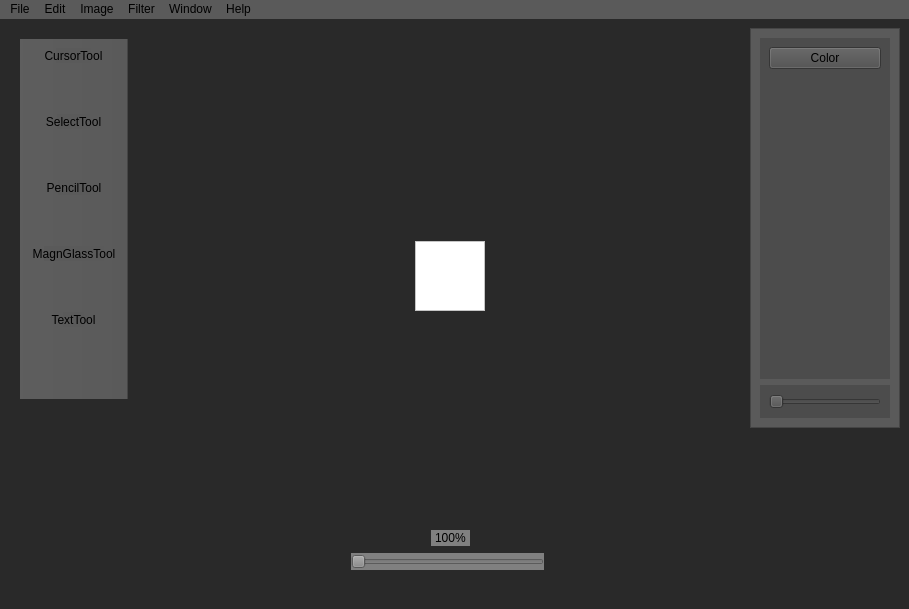
Qt form dev/ui2.ui (Knuti-exe/fileroo-project) before a commit.
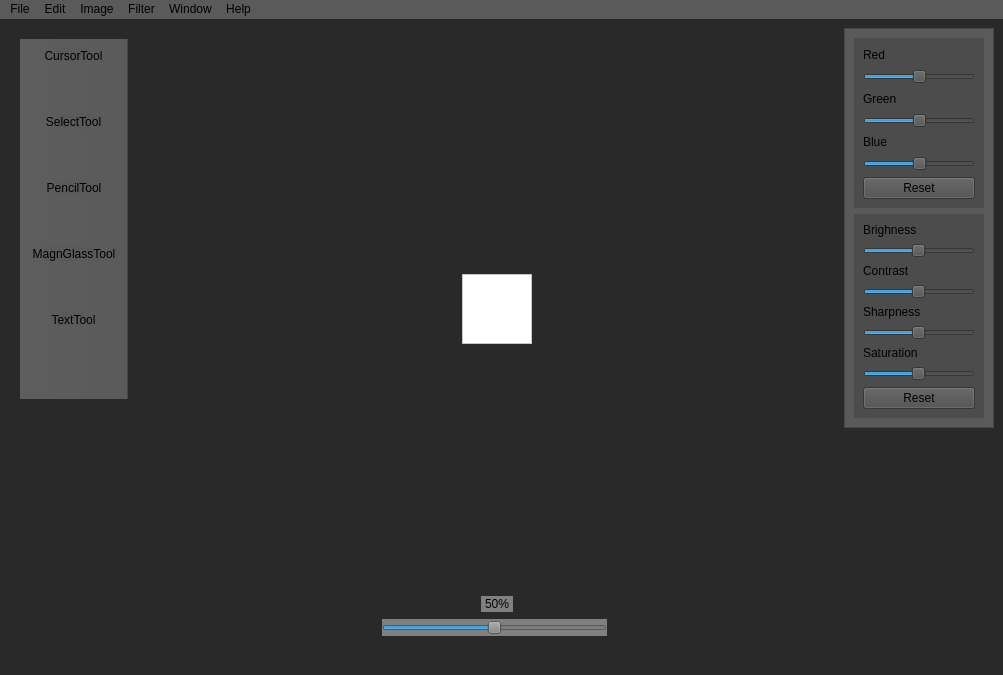
The same form after that commit. Icons and pictures are not drawn.

Commit message:
Add image filters, save features, and minor UI/code improvements
- Implemented Save and Save As functionality
- Added initial version of filters, enhancements, and color adjustments
- Implemented reset functions(color, enhancements) for image modifications
- Slightly updated the user interface for better usability
- Performed minor code optimizations and cleanups
- Removed unused file: coll_test.py

Diff of the .ui file:
```diff
--- a/dev/ui2.ui
+++ b/dev/ui2.ui
@@ -6,8 +6,8 @@
    <rect>
     <x>0</x>
     <y>0</y>
-    <width>909</width>
-    <height>609</height>
+    <width>1003</width>
+    <height>675</height>
    </rect>
   </property>
   <property name="windowTitle">
@@ -76,8 +76,8 @@
           <rect>
            <x>0</x>
            <y>0</y>
-           <width>64</width>
-           <height>64</height>
+           <width>72</width>
+           <height>72</height>
           </rect>
          </property>
          <layout class="QHBoxLayout" name="horizontalLayout_viewport">
@@ -132,7 +132,7 @@
          <string notr="true">background-color: grey; padding: 1px;</string>
         </property>
         <property name="text">
-         <string>100%</string>
+         <string>50%</string>
         </property>
        </widget>
       </item>
@@ -162,6 +162,9 @@
           <property name="maximum">
            <number>100</number>
           </property>
+          <property name="sliderPosition">
+           <number>50</number>
+          </property>
           <property name="orientation">
            <enum>Qt::Horizontal</enum>
           </property>
@@ -220,9 +223,9 @@
        <property name="geometry">
         <rect>
          <x>0</x>
-         <y>0</y>
-         <width>148</width>
-         <height>398</height>
+         <y>-5</y>
+         <width>130</width>
+         <height>437</height>
         </rect>
        </property>
        <layout class="QVBoxLayout" name="verticalLayout_2">
@@ -238,10 +241,70 @@
            <string notr="true">background-color: #4C4C4C;</string>
           </property>
           <layout class="QVBoxLayout" name="verticalLayout_3">
-           <item alignment="Qt::AlignTop">
-            <widget class="QPushButton" name="pushButton">
+           <item>
+            <widget class="QLabel" name="label_5">
              <property name="text">
-              <string>Color</string>
+              <string>Red</string>
+             </property>
+            </widget>
+           </item>
+           <item>
+            <widget class="QSlider" name="r_slider">
+             <property name="maximum">
+              <number>200</number>
+             </property>
+             <property name="sliderPosition">
+              <number>100</number>
+             </property>
+             <property name="orientation">
+              <enum>Qt::Horizontal</enum>
+             </property>
+            </widget>
+           </item>
+           <item>
+            <widget class="QLabel" name="label_6">
+             <property name="text">
+              <string>Green</string>
+             </property>
+            </widget>
+           </item>
+           <item>
+            <widget class="QSlider" name="g_slider">
+             <property name="maximum">
+              <number>200</number>
+             </property>
+             <property name="sliderPosition">
+              <number>100</number>
+             </property>
+             <property name="orientation">
+              <enum>Qt::Horizontal</enum>
+             </property>
+            </widget>
+           </item>
+           <item>
+            <widget class="QLabel" name="label_7">
+             <property name="text">
+              <string>Blue</string>
+             </property>
+            </widget>
+           </item>
+           <item>
+            <widget class="QSlider" name="b_slider">
+             <property name="maximum">
+              <number>200</number>
+             </property>
+             <property name="sliderPosition">
+              <number>100</number>
+             </property>
+             <property name="orientation">
+              <enum>Qt::Horizontal</enum>
+             </property>
+            </widget>
+           </item>
+           <item>
+            <widget class="QPushButton" name="reset_color_button">
+             <property name="text">
+              <string>Reset</string>
              </property>
             </widget>
            </item>
@@ -260,13 +323,93 @@
            <string notr="true">background-color: #4C4C4C;</string>
           </property>
           <layout class="QVBoxLayout" name="verticalLayout_4">
-           <item alignment="Qt::AlignTop">
-            <widget class="QSlider" name="Exp">
+           <item>
+            <widget class="QLabel" name="label">
+             <property name="text">
+              <string>Brighness</string>
+             </property>
+            </widget>
+           </item>
+           <item>
+            <widget class="QSlider" name="brightness_slider">
+             <property name="minimum">
+              <number>-30</number>
+             </property>
+             <property name="maximum">
+              <number>31</number>
+             </property>
              <property name="orientation">
               <enum>Qt::Horizontal</enum>
              </property>
             </widget>
            </item>
+           <item>
+            <widget class="QLabel" name="label_2">
+             <property name="text">
+              <string>Contrast</string>
+             </property>
+            </widget>
+           </item>
+           <item>
+            <widget class="QSlider" name="contrast_slider">
+             <property name="minimum">
+              <number>-30</number>
+             </property>
+             <property name="maximum">
+              <number>31</number>
+             </property>
+             <property name="orientation">
+              <enum>Qt::Horizontal</enum>
+             </property>
+            </widget>
+           </item>
+           <item>
+            <widget class="QLabel" name="label_3">
+             <property name="text">
+              <string>Sharpness</string>
+             </property>
+            </widget>
+           </item>
+           <item>
+            <widget class="QSlider" name="sharpness_slider">
+             <property name="minimum">
+              <number>-40</number>
+             </property>
+             <property name="maximum">
+              <number>41</number>
+             </property>
+             <property name="orientation">
+              <enum>Qt::Horizontal</enum>
+             </property>
+            </widget>
+           </item>
+           <item>
+            <widget class="QLabel" name="label_4">
+             <property name="text">
+              <string>Saturation</string>
+             </property>
+            </widget>
+           </item>
+           <item>
+            <widget class="QSlider" name="saturation_slider">
+             <property name="minimum">
+              <number>-40</number>
+             </property>
+             <property name="maximum">
+              <number>41</number>
+             </property>
+             <property name="orientation">
+              <enum>Qt::Horizontal</enum>
+             </property>
+            </widget>
+           </item>
+           <item>
+            <widget class="QPushButton" name="reset_enhance_button">
+             <property name="text">
+              <string>Reset</string>
+             </property>
+            </widget>
+           </item>
           </layout>
          </widget>
         </item>
@@ -281,7 +424,7 @@
     <rect>
      <x>0</x>
      <y>0</y>
-     <width>909</width>
+     <width>1003</width>
      <height>23</height>
     </rect>
    </property>
```
Left out of the diff: 85 changed lines with no effect on the pictures. The commit also changes 7 other files.
